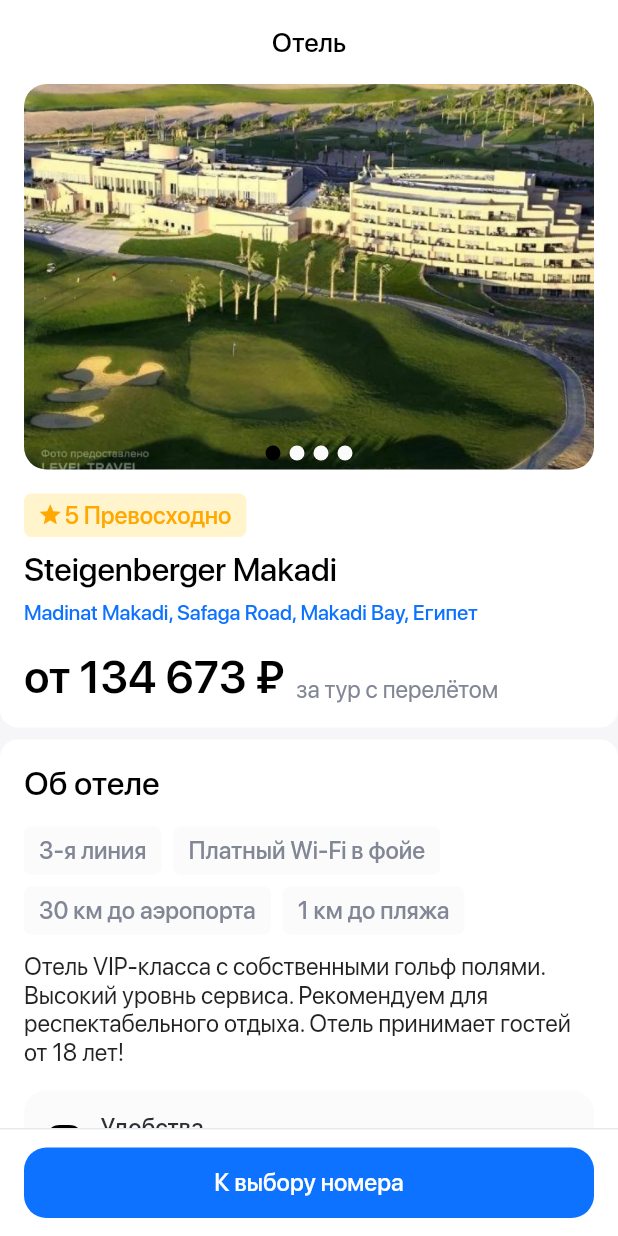
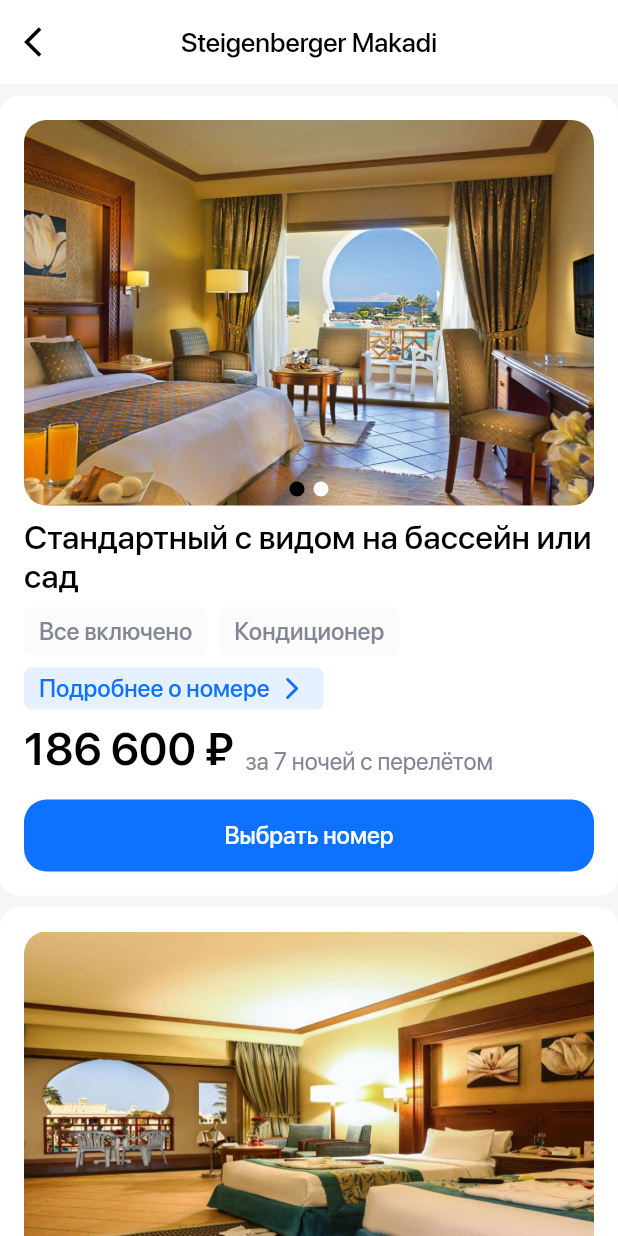
Before and after one commit to dimalepel/hotel_test_app, a Flutter app: the screen it shows after launch, after a tap on "К выбору номера", on a phone screen of 412 x 824 dp. Run offline on Flutter 3.47's test engine with Material 2 defaults, Android fonts, the phone set to English and light mode, and no system bars; drawn by our look-alikes of banner_carousel; our stand-ins replace flutter_svg.

Commit message:
feat: add room screen

```diff
--- a/lib/screens/home_screen.dart
+++ b/lib/screens/home_screen.dart
@@ -1,6 +1,7 @@
 import 'package:banner_carousel/banner_carousel.dart';
 import 'package:flutter/material.dart';
 import 'package:flutter_svg/svg.dart';
+import 'package:hotel_test_app/screens/room_screen.dart';
 import 'package:hotel_test_app/widgets/chip_item.dart';
 
 import '../themes/app_colors.dart';
@@ -363,12 +364,15 @@
           )
         ),
         child: InkWell(
-          onTap: () {},
+          onTap: () {
+            Navigator.push(context, MaterialPageRoute(builder: (context) => RoomScreen()));
+          },
           child: Container(
             decoration: BoxDecoration(
               borderRadius: BorderRadius.circular(15),
               color: AppColors.blue
             ),
+            height: 48,
             child: Center(
               child: Text(
                 'К выбору номера',
--- /dev/null
+++ b/lib/screens/room_screen.dart
@@ -0,0 +1,308 @@
+import 'package:banner_carousel/banner_carousel.dart';
+import 'package:flutter/material.dart';
+import 'package:flutter_svg/svg.dart';
+
+import '../themes/app_colors.dart';
+import '../widgets/chip_item.dart';
+import '../widgets/slide_card.dart';
+
+class RoomScreen extends StatelessWidget {
+  const RoomScreen({super.key});
+
+  @override
+  Widget build(BuildContext context) {
+    return Scaffold(
+      backgroundColor: AppColors.greyAlt,
+      appBar: AppBar(
+        leading: IconButton(
+          icon: const Icon(Icons.arrow_back_ios),
+          color: AppColors.black,
+          onPressed: () => Navigator.of(context).pop(),
+        ),
+        title: Text(
+          'Steigenberger Makadi',
+          style: TextStyle(
+              fontSize: 18,
+              fontFamily: 'San Francisco',
+              fontWeight: FontWeight.w500,
+              color: AppColors.black
+          ),
+        ),
+        centerTitle: true,
+        elevation: 0,
+        backgroundColor: AppColors.white,
+      ),
+      body: SingleChildScrollView(
+        child: Column(
+          children: [
+            SizedBox(height: 8,),
+            Container(
+              padding: const EdgeInsets.all(16),
+              decoration: BoxDecoration(
+                borderRadius: BorderRadius.circular(12),
+                color: AppColors.white,
+              ),
+              margin: EdgeInsets.only(bottom: 8),
+              child: Column(
+                crossAxisAlignment: CrossAxisAlignment.start,
+                children: [
+                  BannerCarousel(
+                    animation: false,
+                    height: 257.0,
+                    margin: EdgeInsets.zero,
+                    borderRadius: 15.0,
+                    indicatorBottom: false,
+                    disableColor: AppColors.grey,
+                    activeColor: AppColors.black,
+                    customizedBanners: [
+                      SlideCard(imagePath: 'assets/images/pic_room_1.png',),
+                      SlideCard(imagePath: 'assets/images/pic_room_2.png',),
+                    ],
+                  ),
+                  SizedBox(height: 8,),
+                  Text(
+                    'Стандартный с видом на бассейн или сад',
+                    style: TextStyle(
+                        fontFamily: 'San Francisco',
+                        fontSize: 22,
+                        fontWeight: FontWeight.w500,
+                        color: AppColors.black
+                    ),
+                  ),
+                  SizedBox(height: 8,),
+                  Wrap(
+                    spacing: 8,
+                    runSpacing: 8,
+                    children: [
+                      ChipItem(label: 'Все включено'),
+                      ChipItem(label: 'Кондиционер'),
+                    ],
+                  ),
+                  SizedBox(height: 8,),
+                  InkWell(
+                    onTap: () {},
+                    child: Container(
+                      padding: EdgeInsets.symmetric(
+                        vertical: 2,
+                        horizontal: 10,
+                      ),
+                      decoration: BoxDecoration(
+                        borderRadius: BorderRadius.circular(5),
+                        color: AppColors.blue10
+                      ),
+                      child: Row(
+                        mainAxisSize: MainAxisSize.min,
+                        children: [
+                          Text(
+                            'Подробнее о номере',
+                            style: TextStyle(
+                                fontFamily: 'San Francisco',
+                                fontSize: 16,
+                                fontWeight: FontWeight.w500,
+                                color: AppColors.blue
+                            ),
+                          ),
+                          SizedBox(width: 2,),
+                          SvgPicture.asset(
+                            'assets/images/svgs/icon_chewron_right.svg',
+                            width: 24,
+                            height: 24,
+                            colorFilter: ColorFilter.mode(
+                              AppColors.blue,
+                              BlendMode.srcIn
+                            ),
+                          ),
+                        ],
+                      ),
+                    ),
+                  ),
+                  SizedBox(height: 8,),
+                  Row(
+                    crossAxisAlignment: CrossAxisAlignment.end,
+                    children: [
+                      Text(
+                        '186 600 ₽',
+                        style: TextStyle(
+                            fontFamily: 'San Francisco',
+                            fontSize: 30,
+                            fontWeight: FontWeight.w600,
+                            color: AppColors.black
+                        ),
+                      ),
+                      SizedBox(width: 8,),
+                      Text(
+                        'за 7 ночей с перелётом',
+                        style: TextStyle(
+                            fontFamily: 'San Francisco',
+                            fontSize: 16,
+                            fontWeight: FontWeight.w400,
+                            color: AppColors.greyDark
+                        ),
+                      ),
+                    ],
+                  ),
+                  SizedBox(height: 16,),
+                  InkWell(
+                    onTap: () {
+                      Navigator.push(context, MaterialPageRoute(builder: (context) => RoomScreen()));
+                    },
+                    child: Container(
+                      decoration: BoxDecoration(
+                          borderRadius: BorderRadius.circular(15),
+                          color: AppColors.blue
+                      ),
+                      height: 48,
+                      child: Center(
+                        child: Text(
+                          'Выбрать номер',
+                          style: TextStyle(
+                              fontFamily: 'San Francisco',
+                              fontSize: 16,
+                              fontWeight: FontWeight.w500,
+                              color: AppColors.white
+                          ),
+                        ),
+                      ),
+                    ),
+                  ),
+                ],
+              ),
+            ),
+            Container(
+              padding: const EdgeInsets.all(16),
+              decoration: BoxDecoration(
+                borderRadius: BorderRadius.circular(12),
+                color: AppColors.white,
+              ),
+              margin: EdgeInsets.only(bottom: 8),
+              child: Column(
+                crossAxisAlignment: CrossAxisAlignment.start,
+                children: [
+                  BannerCarousel(
+                    animation: false,
+                    height: 257.0,
+                    margin: EdgeInsets.zero,
+                    borderRadius: 15.0,
+                    indicatorBottom: false,
+                    disableColor: AppColors.grey,
+                    activeColor: AppColors.black,
+                    customizedBanners: [
+                      SlideCard(imagePath: 'assets/images/pic_room_2.png',),
+                      SlideCard(imagePath: 'assets/images/pic_room_1.png',),
+                    ],
+                  ),
+                  SizedBox(height: 8,),
+                  Text(
+                    'Стандартный с двумя раздельными кроватями',
+                    style: TextStyle(
+                        fontFamily: 'San Francisco',
+                        fontSize: 22,
+                        fontWeight: FontWeight.w500,
+                        color: AppColors.black
+                    ),
+                  ),
+                  SizedBox(height: 8,),
+                  Wrap(
+                    spacing: 8,
+                    runSpacing: 8,
+                    children: [
+                      ChipItem(label: 'Только завтра или ужин'),
+                      ChipItem(label: 'Кондиционер'),
+                    ],
+                  ),
+                  SizedBox(height: 8,),
+                  InkWell(
+                    onTap: () {},
+                    child: Container(
+                      padding: EdgeInsets.symmetric(
+                        vertical: 2,
+                        horizontal: 10,
+                      ),
+                      decoration: BoxDecoration(
+                          borderRadius: BorderRadius.circular(5),
+                          color: AppColors.blue10
+                      ),
+                      child: Row(
+                        mainAxisSize: MainAxisSize.min,
+                        children: [
+                          Text(
+                            'Подробнее о номере',
+                            style: TextStyle(
+                                fontFamily: 'San Francisco',
+                                fontSize: 16,
+                                fontWeight: FontWeight.w500,
+                                color: AppColors.blue
+                            ),
+                          ),
+                          SizedBox(width: 2,),
+                          SvgPicture.asset(
+                            'assets/images/svgs/icon_chewron_right.svg',
+                            width: 24,
+                            height: 24,
+                            colorFilter: ColorFilter.mode(
+                                AppColors.blue,
+                                BlendMode.srcIn
+                            ),
+                          ),
+                        ],
+                      ),
+                    ),
+                  ),
+                  SizedBox(height: 8,),
+                  Row(
+                    crossAxisAlignment: CrossAxisAlignment.end,
+                    children: [
+                      Text(
+                        '194 200 ₽',
+                        style: TextStyle(
+                            fontFamily: 'San Francisco',
+                            fontSize: 30,
+                            fontWeight: FontWeight.w600,
+                            color: AppColors.black
+                        ),
+                      ),
+                      SizedBox(width: 8,),
+                      Text(
+                        'за 7 ночей с перелётом',
+                        style: TextStyle(
+                            fontFamily: 'San Francisco',
+                            fontSize: 16,
+                            fontWeight: FontWeight.w400,
+                            color: AppColors.greyDark
+                        ),
+                      ),
+                    ],
+                  ),
+                  SizedBox(height: 16,),
+                  InkWell(
+                    onTap: () {
+                      Navigator.push(context, MaterialPageRoute(builder: (context) => RoomScreen()));
+                    },
+                    child: Container(
+                      decoration: BoxDecoration(
+                          borderRadius: BorderRadius.circular(15),
+                          color: AppColors.blue
+                      ),
+                      height: 48,
+                      child: Center(
+                        child: Text(
+                          'Выбрать номер',
+                          style: TextStyle(
+                              fontFamily: 'San Francisco',
+                              fontSize: 16,
+                              fontWeight: FontWeight.w500,
+                              color: AppColors.white
+                          ),
+                        ),
+                      ),
+                    ),
+                  ),
+                ],
+              ),
+            ),
+          ],
+        ),
+      ),
+    );
+  }
+}
--- a/lib/widgets/my_app.dart
+++ b/lib/widgets/my_app.dart
@@ -1,5 +1,7 @@
 import 'package:flutter/material.dart';
 import 'package:hotel_test_app/screens/home_screen.dart';
+
+import '../screens/room_screen.dart';
 
 class MyApp extends StatelessWidget {
   const MyApp({super.key});
```
